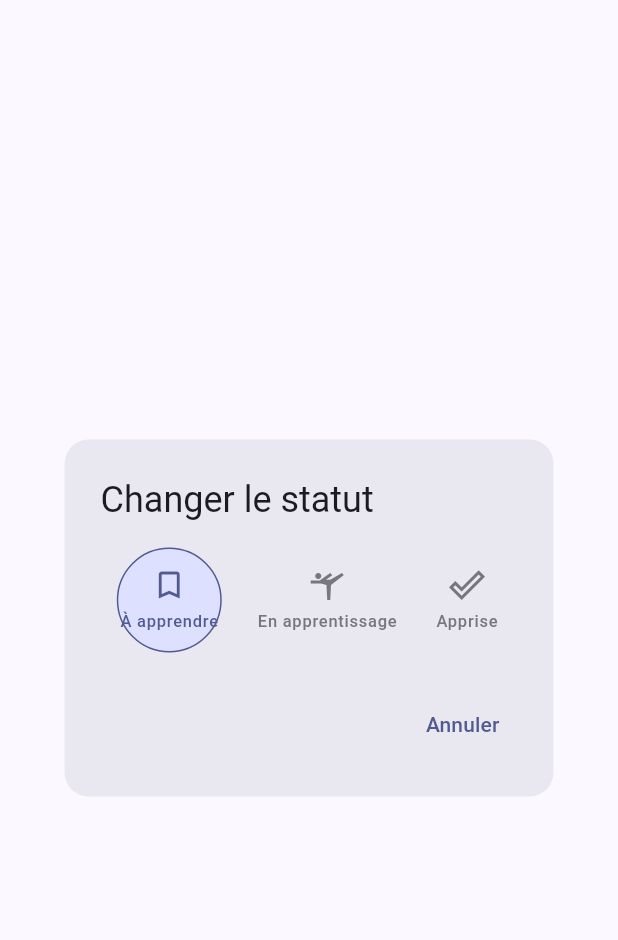
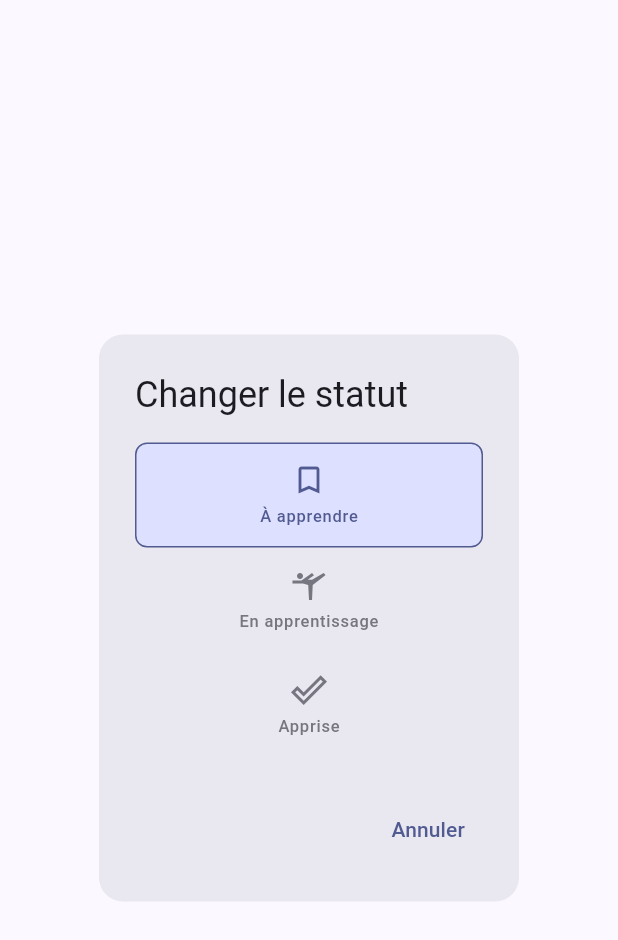
Before and after one commit to valooozz/kalis, a Flutter app: the FigureStatusPickerDialog widget shown alone on an empty page, opened directly with empty values, on a phone screen of 412 x 824 dp. Shown: the top 940 px of the screen. Run offline on Flutter 3.47's test engine with Material 3 defaults, Android fonts, the light colour scheme and no system bars; our stand-ins replace cloud_firestore, firebase_auth, firebase_core, flutter_riverpod, go_router, shared_preferences; accounts and stored records are empty; network calls fail.

Commit message:
fix affichage FigureStatusPickerDialog

```diff
--- a/lib/screens/figures/figure_status_picker_dialog.dart
+++ b/lib/screens/figures/figure_status_picker_dialog.dart
@@ -14,17 +14,19 @@ class FigureStatusPickerDialog extends ConsumerWidget {
 
     return AlertDialog(
       title: const Text('Changer le statut'),
-      content: Row(
-        mainAxisAlignment: MainAxisAlignment.spaceEvenly,
+      content: Column(
+        mainAxisSize: MainAxisSize.min,
+        mainAxisAlignment: MainAxisAlignment.center,
         children: FigureState.values.map((state) {
           final isSelected = state == figure.state;
           return GestureDetector(
             onTap: () => _changeState(context, ref, state),
             child: AnimatedContainer(
               duration: const Duration(milliseconds: 200),
+              width: double.infinity,
               padding: const EdgeInsets.all(12),
               decoration: BoxDecoration(
-                shape: BoxShape.circle,
+                borderRadius: BorderRadius.circular(8),
                 color: isSelected
                     ? theme.colorScheme.primaryContainer
                     : Colors.transparent,
```
